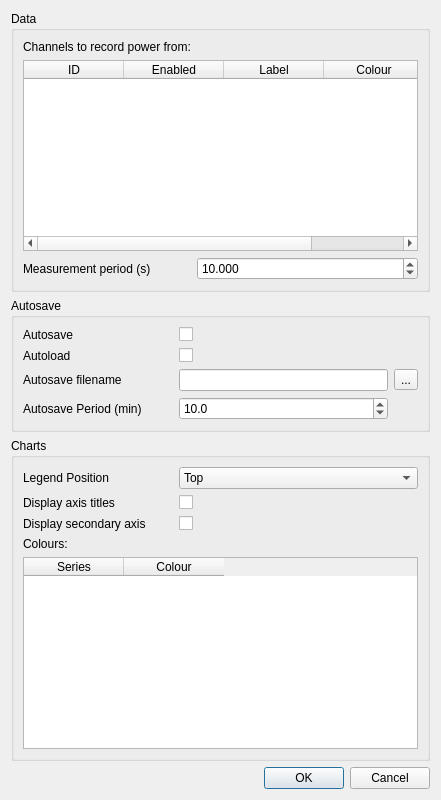
The window that plugins/feature/sid/sidsettingsdialog.ui (f4exb/sdrangel) describes before a commit, drawn with Qt 5.
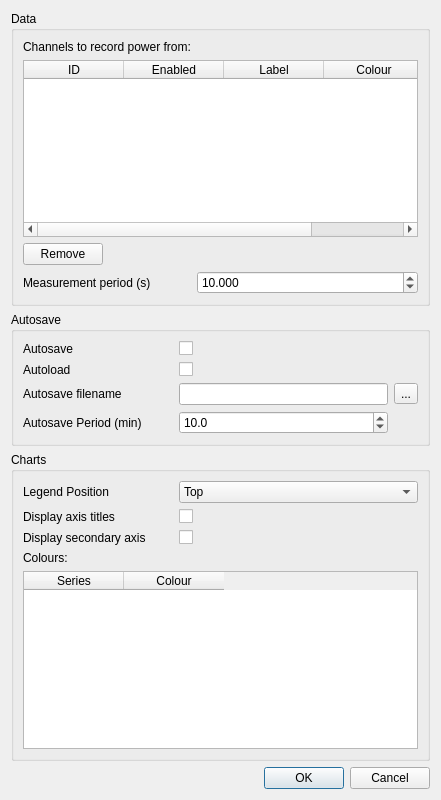
The same window after the commit.

What changed in the file:
```diff
--- a/plugins/feature/sid/sidsettingsdialog.ui
+++ b/plugins/feature/sid/sidsettingsdialog.ui
@@ -66,7 +66,7 @@
         </column>
        </widget>
       </item>
-      <item row="2" column="0">
+      <item row="3" column="0">
        <widget class="QLabel" name="periodLabel">
         <property name="minimumSize">
          <size>
@@ -79,7 +79,7 @@
         </property>
        </widget>
       </item>
-      <item row="2" column="1">
+      <item row="3" column="1">
        <widget class="QDoubleSpinBox" name="period">
         <property name="toolTip">
          <string>Specifies the time period in seconds between each power measurement</string>
@@ -98,6 +98,16 @@
         </property>
        </widget>
       </item>
+      <item row="2" column="0">
+       <widget class="QPushButton" name="remove">
+        <property name="statusTip">
+         <string>Remove selected channels and data</string>
+        </property>
+        <property name="text">
+         <string>Remove</string>
+        </property>
+       </widget>
+      </item>
      </layout>
     </widget>
    </item>
```
Left out of the diff: 4 changed lines with no effect on the pictures.
